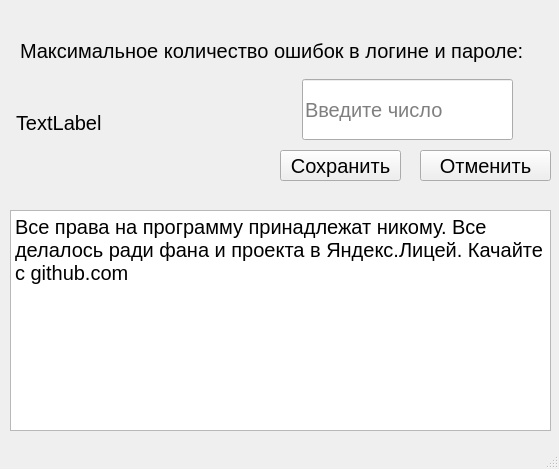
Qt form Settings.ui (Chernyackoff/project_PyQT) before a commit.
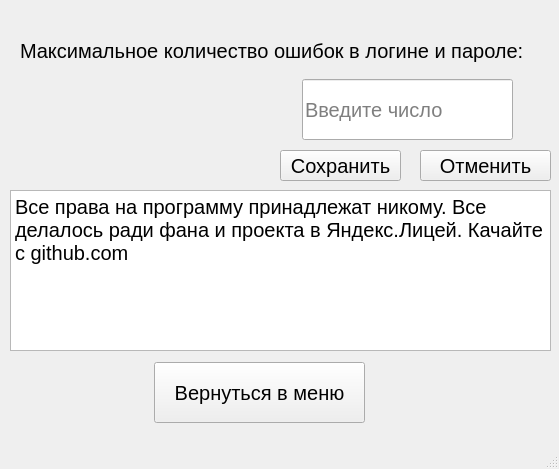
The same form after that commit.

```diff
--- a/Settings.ui
+++ b/Settings.ui
@@ -75,9 +75,9 @@
     <property name="geometry">
      <rect>
       <x>10</x>
-      <y>210</y>
+      <y>190</y>
       <width>541</width>
-      <height>221</height>
+      <height>161</height>
      </rect>
     </property>
     <property name="font">
@@ -103,7 +103,20 @@
      </rect>
     </property>
     <property name="text">
-     <string>TextLabel</string>
+     <string/>
+    </property>
+   </widget>
+   <widget class="QPushButton" name="exit">
+    <property name="geometry">
+     <rect>
+      <x>154</x>
+      <y>362</y>
+      <width>211</width>
+      <height>61</height>
+     </rect>
+    </property>
+    <property name="text">
+     <string>Вернуться в меню</string>
     </property>
    </widget>
   </widget>
```
Left out of the diff: 4 changed lines with no effect on the pictures.
